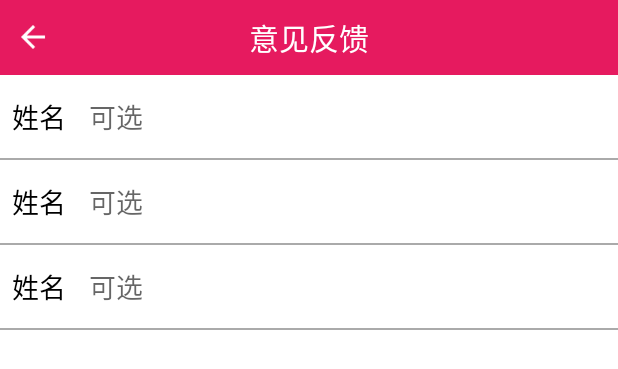
After one commit to cxmmxc/FutusEduStory, an Android app: the layout feedback_layout.xml on its own in the app's theme, with its tools: preview values and no code run, on a phone screen of 412 x 824 dp. The commit adds this screen. Shown: the top 369 px of the screen. Run offline under Robolectric (Android 15) with nearby library versions, the phone set to English and light mode, and no system bars.

Commit message:
change the mine

```diff
--- a/app/src/main/java/com/terry/futus/fragment/LatestStoryFragment.java
+++ b/app/src/main/java/com/terry/futus/fragment/LatestStoryFragment.java
@@ -60,7 +60,7 @@ public class LatestStoryFragment extends BaseFragment {
     private int mLatestStart = 1;
     private StoryContentAdapter mStoryAdapter;
     private ListView mStoryList;
-    private int mStartNum = 20;
+    private int mStartNum = 1;
     private String mLatestBaseUrl = "http://www.qbaobei.com/jiaoyu/tj/tjgs/List_" + mLatestStart
             + ".html";
     private String mTestJsonUrl = "http://dynamic.qbaobei.com/dynamic.php?s=/qbaobeimobile/cate_list/cate/207/star/" + mStartNum
--- /dev/null
+++ b/app/src/main/res/layout/feedback_layout.xml
@@ -0,0 +1,110 @@
+<?xml version="1.0" encoding="utf-8"?>
+<LinearLayout xmlns:android="http://schemas.android.com/apk/res/android"
+    android:orientation="vertical" android:layout_width="match_parent"
+    android:layout_height="match_parent">
+    <RelativeLayout
+        android:layout_width="match_parent"
+        android:layout_height="50dip"
+        android:background="@color/title_bg">
+
+        <ImageView
+            android:id="@+id/back_img"
+            android:layout_width="wrap_content"
+            android:layout_height="wrap_content"
+            android:layout_centerVertical="true"
+            android:layout_margin="10dip"
+            android:src="@mipmap/back_img" />
+
+        <TextView
+            android:layout_width="wrap_content"
+            android:layout_height="wrap_content"
+            android:layout_centerInParent="true"
+            android:text="@string/feedback_idea"
+            android:textColor="@android:color/white"
+            android:textSize="20sp" />
+    </RelativeLayout>
+    <LinearLayout
+        android:layout_width="match_parent"
+        android:layout_height="@dimen/feedback_item_height"
+        android:orientation="horizontal"
+        android:paddingLeft="8dip"
+        android:paddingRight="8dip"
+        >
+        <TextView
+            android:layout_width="wrap_content"
+            android:layout_height="match_parent"
+            android:gravity="center"
+            android:text="@string/user_name"
+            style="@style/regist_text_style"
+            />
+        <EditText
+            android:layout_width="match_parent"
+            android:layout_height="match_parent"
+            android:layout_marginLeft="@dimen/feedback_item_txt_padd"
+            android:background="@android:color/transparent"
+            android:hint="@string/can_choice_str"
+            android:gravity="center_vertical|left"
+            />
+    </LinearLayout>
+    <View
+        android:layout_width="match_parent"
+        android:layout_height="1dip"
+        android:background="@color/dot_uncheck_color"
+        />
+    <LinearLayout
+        android:layout_width="match_parent"
+        android:layout_height="@dimen/feedback_item_height"
+        android:orientation="horizontal"
+        android:paddingLeft="8dip"
+        android:paddingRight="8dip"
+        >
+        <TextView
+            android:layout_width="wrap_content"
+            android:layout_height="match_parent"
+            android:gravity="center"
+            android:text="@string/user_name"
+            style="@style/regist_text_style"
+            />
+        <EditText
+            android:layout_width="match_parent"
+            android:layout_height="match_parent"
+            android:layout_marginLeft="@dimen/feedback_item_txt_padd"
+            android:background="@android:color/transparent"
+            android:hint="@string/can_choice_str"
+            android:gravity="center_vertical|left"
+            />
+    </LinearLayout>
+    <View
+        android:layout_width="match_parent"
+        android:layout_height="1dip"
+        android:background="@color/dot_uncheck_color"
+        />
+    <LinearLayout
+        android:layout_width="match_parent"
+        android:layout_height="@dimen/feedback_item_height"
+        android:orientation="horizontal"
+        android:paddingLeft="8dip"
+        android:paddingRight="8dip"
+        >
+        <TextView
+            android:layout_width="wrap_content"
+            android:layout_height="match_parent"
+            android:gravity="center"
+            android:text="@string/user_name"
+            style="@style/regist_text_style"
+            />
+        <EditText
+            android:layout_width="match_parent"
+            android:layout_height="match_parent"
+            android:layout_marginLeft="@dimen/feedback_item_txt_padd"
+            android:background="@android:color/transparent"
+            android:hint="@string/can_choice_str"
+            android:gravity="center_vertical|left"
+            />
+    </LinearLayout>
+    <View
+        android:layout_width="match_parent"
+        android:layout_height="1dip"
+        android:background="@color/dot_uncheck_color"
+        />
+</LinearLayout>
--- a/app/src/main/res/values/dimens.xml
+++ b/app/src/main/res/values/dimens.xml
@@ -3,5 +3,7 @@
     <dimen name="activity_horizontal_margin">16dp</dimen>
     <dimen name="activity_vertical_margin">16dp</dimen>
     <dimen name="left_menu_width">200dp</dimen>
-    <dimen name="mine_layout_margin">10dp</dimen>
+    <dimen name="mine_layout_margin">8dp</dimen>
+    <dimen name="feedback_item_height">55dp</dimen>
+    <dimen name="feedback_item_txt_padd">15dp</dimen>
 </resources>
--- a/app/src/main/res/values/strings.xml
+++ b/app/src/main/res/values/strings.xml
@@ -34,4 +34,8 @@
     <string name="load_all">数据已全部加载</string>
     <string name="double_click_out_welcome_again">双击退出,欢迎下次再来</string>
     <string name="load_fail_hint">加载失败，请下拉刷新重新加载</string>
+    <string name="feedback_idea">意见反馈</string>
+    <string name="update_str">检查更新</string>
+    <string name="user_name">姓名</string>
+    <string name="can_choice_str">可选</string>
 </resources>
```
Also changed, not shown: app/src/main/java/com/terry/futus/activity/FeedBackActivity.java (added, +31 -0 lines), app/src/main/java/com/terry/futus/activity/IndexTabActivity.java (+17 -10 lines), app/src/main/java/com/terry/futus/bean/FeebBackBean.java (added, +56 -0 lines), app/src/main/java/com/terry/futus/fragment/Mine_NewFragment.java (added, +114 -0 lines), app/src/main/res/layout/mine_new_layout.xml (added, +124 -0 lines).
